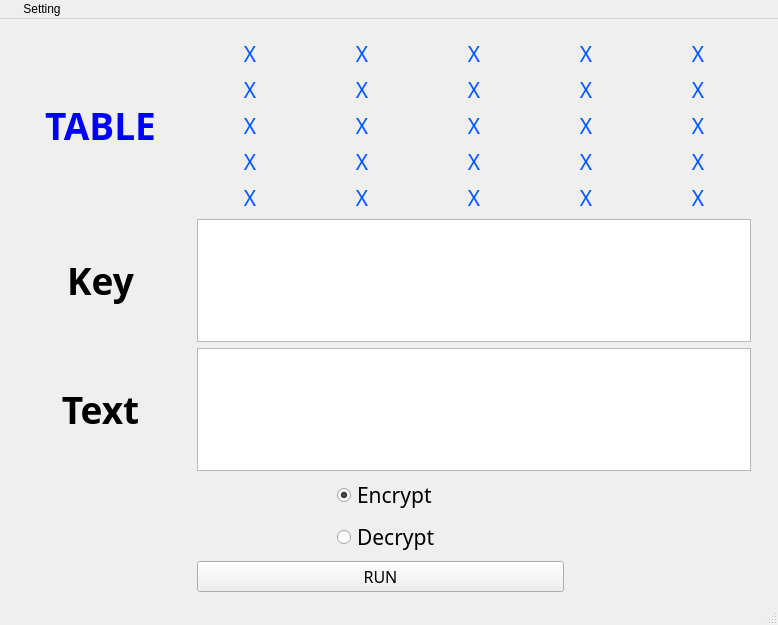
Old version of the form gui.ui in the repository kevin12686/playfair.
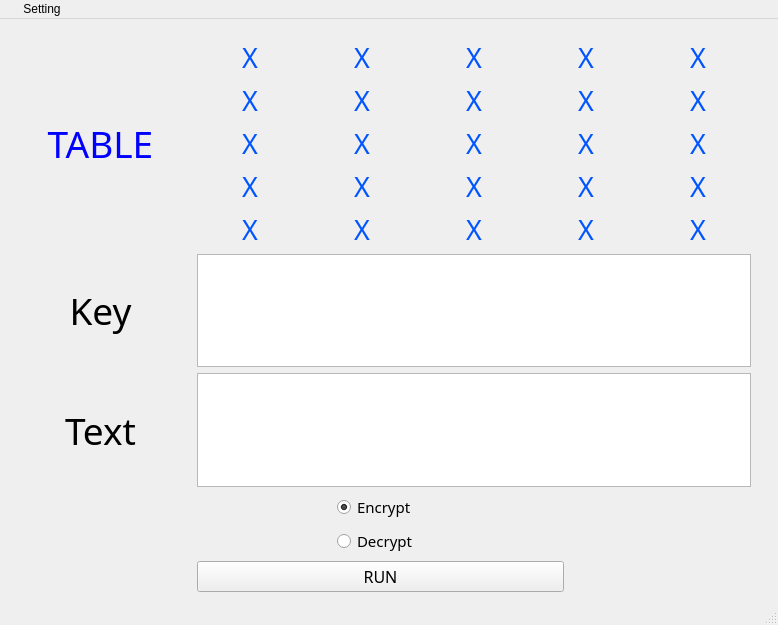
New version of the form. Icons and pictures are not drawn.

Patch:
```diff
--- a/gui.ui
+++ b/gui.ui
@@ -62,10 +62,10 @@
       <widget class="QLabel" name="label_3">
        <property name="font">
         <font>
-         <family>Agency FB</family>
+         <family>Moanas</family>
          <pointsize>28</pointsize>
-         <weight>75</weight>
-         <bold>true</bold>
+         <weight>50</weight>
+         <bold>false</bold>
         </font>
        </property>
        <property name="text">
@@ -80,10 +80,10 @@
       <widget class="QLabel" name="label">
        <property name="font">
         <font>
-         <family>Agency FB</family>
+         <family>Moanas</family>
          <pointsize>28</pointsize>
-         <weight>75</weight>
-         <bold>true</bold>
+         <weight>50</weight>
+         <bold>false</bold>
         </font>
        </property>
        <property name="text">
@@ -98,10 +98,10 @@
       <widget class="QLabel" name="label_2">
        <property name="font">
         <font>
-         <family>Agency FB</family>
+         <family>Moanas</family>
          <pointsize>28</pointsize>
-         <weight>75</weight>
-         <bold>true</bold>
+         <weight>50</weight>
+         <bold>false</bold>
         </font>
        </property>
        <property name="text">
@@ -123,8 +123,8 @@
            </property>
            <property name="font">
             <font>
-             <family>Goudy Stout</family>
-             <pointsize>16</pointsize>
+             <family>Moanas</family>
+             <pointsize>20</pointsize>
             </font>
            </property>
            <property name="layoutDirection">
@@ -145,8 +145,8 @@
            </property>
            <property name="font">
             <font>
-             <family>Goudy Stout</family>
-             <pointsize>16</pointsize>
+             <family>Moanas</family>
+             <pointsize>20</pointsize>
             </font>
            </property>
            <property name="layoutDirection">
@@ -167,8 +167,8 @@
            </property>
            <property name="font">
             <font>
-             <family>Goudy Stout</family>
-             <pointsize>16</pointsize>
+             <family>Moanas</family>
+             <pointsize>20</pointsize>
             </font>
            </property>
            <property name="layoutDirection">
@@ -189,8 +189,8 @@
            </property>
            <property name="font">
             <font>
-             <family>Goudy Stout</family>
-             <pointsize>16</pointsize>
+             <family>Moanas</family>
+             <pointsize>20</pointsize>
             </font>
            </property>
            <property name="layoutDirection">
@@ -211,8 +211,8 @@
            </property>
            <property name="font">
             <font>
-             <family>Goudy Stout</family>
-             <pointsize>16</pointsize>
+             <family>Moanas</family>
+             <pointsize>20</pointsize>
             </font>
            </property>
            <property name="layoutDirection">
@@ -237,8 +237,8 @@
            </property>
            <property name="font">
             <font>
-             <family>Goudy Stout</family>
-             <pointsize>16</pointsize>
+             <family>Moanas</family>
+             <pointsize>20</pointsize>
             </font>
            </property>
            <property name="layoutDirection">
@@ -259,8 +259,8 @@
            </property>
            <property name="font">
             <font>
-             <family>Goudy Stout</family>
-             <pointsize>16</pointsize>
+             <family>Moanas</family>
+             <pointsize>20</pointsize>
             </font>
            </property>
            <property name="layoutDirection">
@@ -281,8 +281,8 @@
            </property>
            <property name="font">
             <font>
-             <family>Goudy Stout</family>
-             <pointsize>16</pointsize>
+             <family>Moanas</family>
+             <pointsize>20</pointsize>
             </font>
            </property>
            <property name="layoutDirection">
@@ -303,8 +303,8 @@
            </property>
            <property name="font">
             <font>
-             <family>Goudy Stout</family>
-             <pointsize>16</pointsize>
+             <family>Moanas</family>
+             <pointsize>20</pointsize>
             </font>
            </property>
            <property name="layoutDirection">
@@ -325,8 +325,8 @@
            </property>
            <property name="font">
             <font>
-             <family>Goudy Stout</family>
-             <pointsize>16</pointsize>
+             <family>Moanas</family>
+             <pointsize>20</pointsize>
             </font>
            </property>
            <property name="layoutDirection">
@@ -351,8 +351,8 @@
            </property>
            <property name="font">
             <font>
-             <family>Goudy Stout</family>
-             <pointsize>16</pointsize>
+             <family>Moanas</family>
+             <pointsize>20</pointsize>
             </font>
            </property>
            <property name="layoutDirection">
@@ -373,8 +373,8 @@
            </property>
            <property name="font">
             <font>
-             <family>Goudy Stout</family>
-             <pointsize>16</pointsize>
+             <family>Moanas</family>
+             <pointsize>20</pointsize>
             </font>
            </property>
            <property name="layoutDirection">
@@ -395,8 +395,8 @@
            </property>
            <property name="font">
             <font>
-             <family>Goudy Stout</family>
-             <pointsize>16</pointsize>
+             <family>Moanas</family>
+             <pointsize>20</pointsize>
             </font>
            </property>
            <property name="layoutDirection">
@@ -417,8 +417,8 @@
            </property>
            <property name="font">
             <font>
-             <family>Goudy Stout</family>
-             <pointsize>16</pointsize>
+             <family>Moanas</family>
+             <pointsize>20</pointsize>
             </font>
            </property>
            <property name="layoutDirection">
@@ -439,8 +439,8 @@
            </property>
            <property name="font">
             <font>
-             <family>Goudy Stout</family>
-             <pointsize>16</pointsize>
+             <family>Moanas</family>
+             <pointsize>20</pointsize>
             </font>
            </property>
            <property name="layoutDirection">
@@ -465,8 +465,8 @@
            </property>
            <property name="font">
             <font>
-             <family>Goudy Stout</family>
-             <pointsize>16</pointsize>
+             <family>Moanas</family>
+             <pointsize>20</pointsize>
             </font>
            </property>
            <property name="layoutDirection">
@@ -487,8 +487,8 @@
            </property>
            <property name="font">
             <font>
-             <family>Goudy Stout</family>
-             <pointsize>16</pointsize>
+             <family>Moanas</family>
+             <pointsize>20</pointsize>
             </font>
            </property>
            <property name="layoutDirection">
@@ -509,8 +509,8 @@
            </property>
            <property name="font">
             <font>
-             <family>Goudy Stout</family>
-             <pointsize>16</pointsize>
+             <family>Moanas</family>
+             <pointsize>20</pointsize>
             </font>
            </property>
            <property name="layoutDirection">
@@ -531,8 +531,8 @@
            </property>
            <property name="font">
             <font>
-             <family>Goudy Stout</family>
-             <pointsize>16</pointsize>
+             <family>Moanas</family>
+             <pointsize>20</pointsize>
             </font>
            </property>
            <property name="layoutDirection">
@@ -553,8 +553,8 @@
            </property>
            <property name="font">
             <font>
-             <family>Goudy Stout</family>
-             <pointsize>16</pointsize>
+             <family>Moanas</family>
+             <pointsize>20</pointsize>
             </font>
            </property>
            <property name="layoutDirection">
@@ -579,8 +579,8 @@
            </property>
            <property name="font">
             <font>
-             <family>Goudy Stout</family>
-             <pointsize>16</pointsize>
+             <family>Moanas</family>
+             <pointsize>20</pointsize>
             </font>
            </property>
            <property name="layoutDirection">
@@ -601,8 +601,8 @@
            </property>
            <property name="font">
             <font>
-             <family>Goudy Stout</family>
-             <pointsize>16</pointsize>
+             <family>Moanas</family>
+             <pointsize>20</pointsize>
             </font>
            </property>
            <property name="layoutDirection">
@@ -623,8 +623,8 @@
            </property>
            <property name="font">
             <font>
-             <family>Goudy Stout</family>
-             <pointsize>16</pointsize>
+             <family>Moanas</family>
+             <pointsize>20</pointsize>
             </font>
            </property>
            <property name="layoutDirection">
@@ -645,8 +645,8 @@
            </property>
            <property name="font">
             <font>
-             <family>Goudy Stout</family>
-             <pointsize>16</pointsize>
+             <family>Moanas</family>
+             <pointsize>20</pointsize>
             </font>
            </property>
            <property name="layoutDirection">
@@ -667,8 +667,8 @@
            </property>
            <property name="font">
             <font>
-             <family>Goudy Stout</family>
-             <pointsize>16</pointsize>
+             <family>Moanas</family>
+             <pointsize>20</pointsize>
             </font>
            </property>
            <property name="layoutDirection">
@@ -701,8 +701,8 @@
         <widget class="QRadioButton" name="radioButton_encrypt">
          <property name="font">
           <font>
-           <family>Agency FB</family>
-           <pointsize>16</pointsize>
+           <family>Moanas</family>
+           <pointsize>11</pointsize>
            <weight>50</weight>
            <bold>false</bold>
           </font>
@@ -719,8 +719,8 @@
         <widget class="QRadioButton" name="radioButton_decrypt">
          <property name="font">
           <font>
-           <family>Agency FB</family>
-           <pointsize>16</pointsize>
+           <family>Moanas</family>
+           <pointsize>11</pointsize>
            <weight>50</weight>
            <bold>false</bold>
           </font>
```
Left out of the diff: 6 changed lines with no effect on the pictures.
